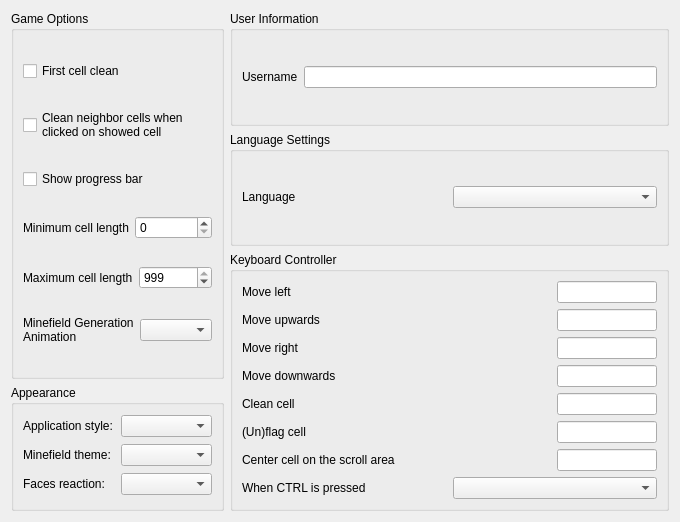
First picture: the form in src/libreminespreferencesdialog.ui, repository Bollos00/LibreMines, before the edit.
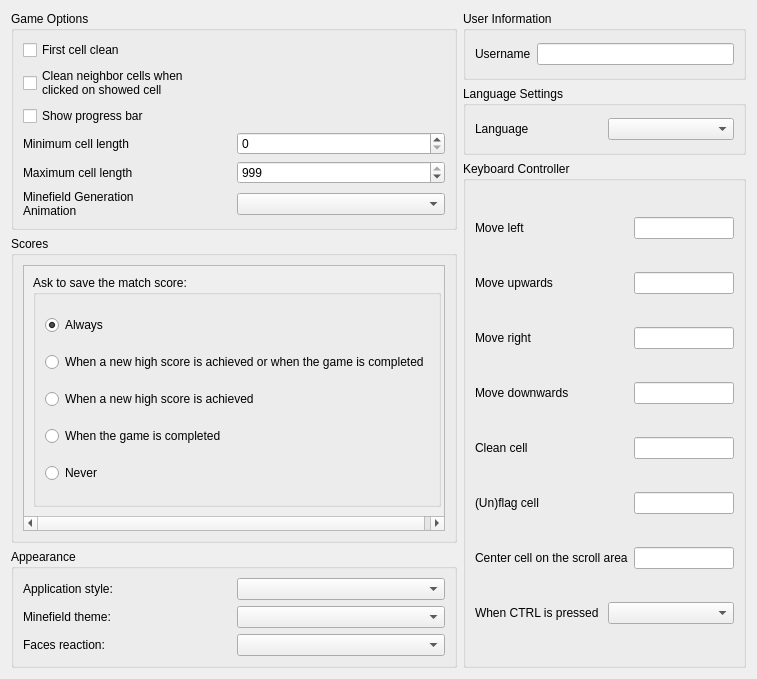
Second picture: the form after the edit. Custom widgets are drawn as their Qt base class.

Commit message: Create a new option that indicates when the dialog to save a score should appear after a game is finished

```diff
--- a/src/libreminespreferencesdialog.ui
+++ b/src/libreminespreferencesdialog.ui
@@ -6,8 +6,8 @@
    <rect>
     <x>0</x>
     <y>0</y>
-    <width>680</width>
-    <height>522</height>
+    <width>757</width>
+    <height>679</height>
    </rect>
   </property>
   <property name="windowTitle">
@@ -148,8 +148,8 @@
      </layout>
     </widget>
    </item>
-   <item row="2" column="1" rowspan="2">
-    <widget class="QGroupBox" name="groupBox">
+   <item row="2" column="1" rowspan="3">
+    <widget class="QGroupBox" name="gbKeyboardController">
      <property name="title">
       <string>Keyboard Controller</string>
      </property>
@@ -403,6 +403,81 @@
     </widget>
    </item>
    <item row="3" column="0">
+    <widget class="QGroupBox" name="gbScores">
+     <property name="title">
+      <string>Scores</string>
+     </property>
+     <layout class="QVBoxLayout" name="verticalLayout_6">
+      <item>
+       <widget class="QScrollArea" name="scrollArea">
+        <property name="widgetResizable">
+         <bool>true</bool>
+        </property>
+        <widget class="QWidget" name="scrollAreaWidgetContents">
+         <property name="geometry">
+          <rect>
+           <x>0</x>
+           <y>0</y>
+           <width>609</width>
+           <height>213</height>
+          </rect>
+         </property>
+         <layout class="QVBoxLayout" name="verticalLayout_7">
+          <item>
+           <widget class="QGroupBox" name="gbSaveScores">
+            <property name="title">
+             <string>Ask to save the match score:</string>
+            </property>
+            <layout class="QVBoxLayout" name="verticalLayout_8">
+             <item>
+              <widget class="QRadioButton" name="rbSaveScoreAlways">
+               <property name="text">
+                <string>Always</string>
+               </property>
+               <property name="checked">
+                <bool>true</bool>
+               </property>
+              </widget>
+             </item>
+             <item>
+              <widget class="QRadioButton" name="rbSaveScoreWhenHighScoreAndGameCompleted">
+               <property name="text">
+                <string>When a new high score is achieved or when the game is completed</string>
+               </property>
+              </widget>
+             </item>
+             <item>
+              <widget class="QRadioButton" name="rbSaveScoreWhenHighScore">
+               <property name="text">
+                <string>When a new high score is achieved</string>
+               </property>
+              </widget>
+             </item>
+             <item>
+              <widget class="QRadioButton" name="rbSaveScoreWhenGameCompleted">
+               <property name="text">
+                <string>When the game is completed</string>
+               </property>
+              </widget>
+             </item>
+             <item>
+              <widget class="QRadioButton" name="rbSaveScoreNever">
+               <property name="text">
+                <string>Never</string>
+               </property>
+              </widget>
+             </item>
+            </layout>
+           </widget>
+          </item>
+         </layout>
+        </widget>
+       </widget>
+      </item>
+     </layout>
+    </widget>
+   </item>
+   <item row="4" column="0">
     <widget class="QGroupBox" name="gbAppearance">
      <property name="title">
       <string>Appearance</string>
```
The commit also changes 3 other files.
